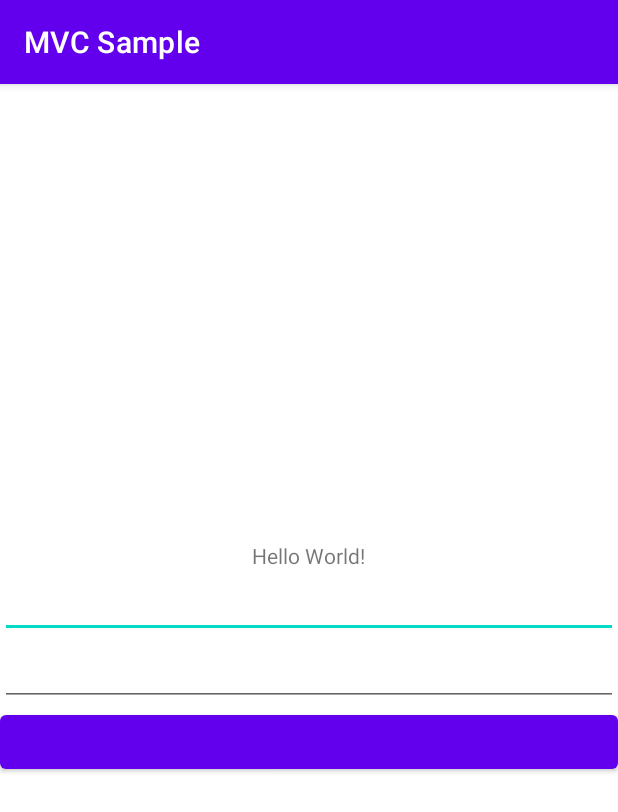
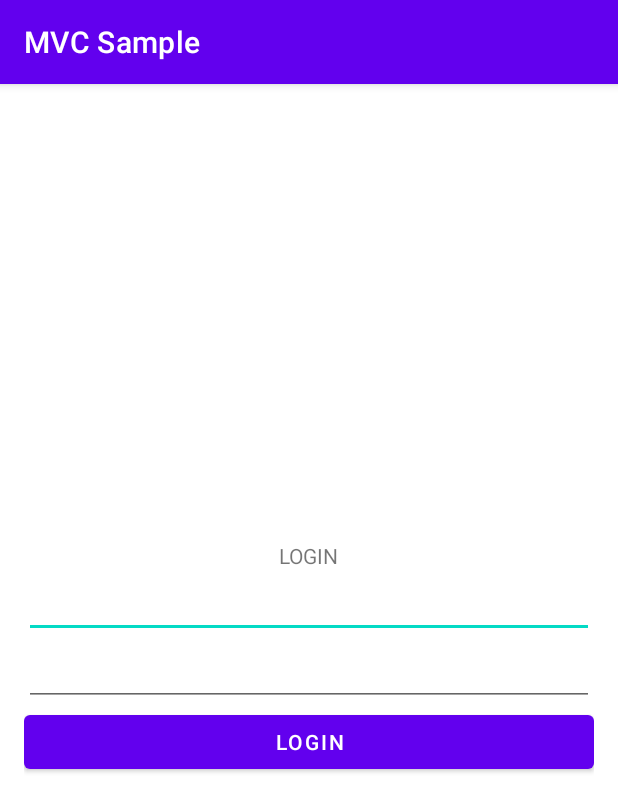
Before and after one commit to dhaiminh1711/miin-mvc-sample, an Android app: the screen it shows after launch (MainActivity), on a phone screen of 412 x 824 dp. Shown: the top 812 px of the screen. Run offline under Robolectric (Android 15) with nearby library versions, the phone set to English and light mode, and no system bars.

Commit message:
MVC Sample

```diff
--- a/app/src/main/AndroidManifest.xml
+++ b/app/src/main/AndroidManifest.xml
@@ -10,7 +10,7 @@
         android:supportsRtl="true"
         android:theme="@style/Theme.MVCSample">
         <activity
-            android:name=".MainActivity"
+            android:name=".controller.MainActivity"
             android:exported="true">
             <intent-filter>
                 <action android:name="android.intent.action.MAIN" />
--- a/app/src/main/java/miin/learning/MainActivity.kt
+++ /dev/null
@@ -1,20 +0,0 @@
-package miin.learning
-
-import androidx.appcompat.app.AppCompatActivity
-import android.os.Bundle
-import miin.learning.databinding.ActivityMainBinding
-
-class MainActivity : AppCompatActivity() {
-    private lateinit var binding: ActivityMainBinding
-
-    override fun onCreate(savedInstanceState: Bundle?) {
-        super.onCreate(savedInstanceState)
-
-        binding = ActivityMainBinding.inflate(layoutInflater)
-        setContentView(binding.root)
-
-        binding.btnLogin.setOnClickListener {
-
-        }
-    }
-}
--- a/app/src/main/res/layout/activity_main.xml
+++ b/app/src/main/res/layout/activity_main.xml
@@ -6,12 +6,13 @@
     android:layout_height="match_parent"
     android:gravity="center"
     android:orientation="vertical"
-    tools:context=".MainActivity">
+    android:padding="16dp"
+    tools:context=".controller.MainActivity">
 
     <TextView
         android:layout_width="wrap_content"
         android:layout_height="wrap_content"
-        android:text="Hello World!"
+        android:text="LOGIN"
         app:layout_constraintBottom_toBottomOf="parent"
         app:layout_constraintLeft_toLeftOf="parent"
         app:layout_constraintRight_toRightOf="parent"
@@ -30,12 +31,15 @@
         tools:hint="Password" />
 
     <TextView
+        android:id="@+id/errorText"
         android:layout_width="wrap_content"
         android:layout_height="wrap_content"
-        android:visibility="gone" />
+        android:visibility="gone"
+        tools:visibility="visible" />
 
     <Button
         android:id="@+id/btnLogin"
         android:layout_width="match_parent"
-        android:layout_height="wrap_content" />
+        android:layout_height="wrap_content"
+        android:text="LOGIN" />
 </LinearLayout>
```
Also changed, not shown: app/src/main/java/miin/learning/User.kt (deleted, +0 -21 lines), app/src/main/java/miin/learning/controller/MainActivity.kt (added, +40 -0 lines), app/src/main/java/miin/learning/model/User.kt (added, +19 -0 lines).
